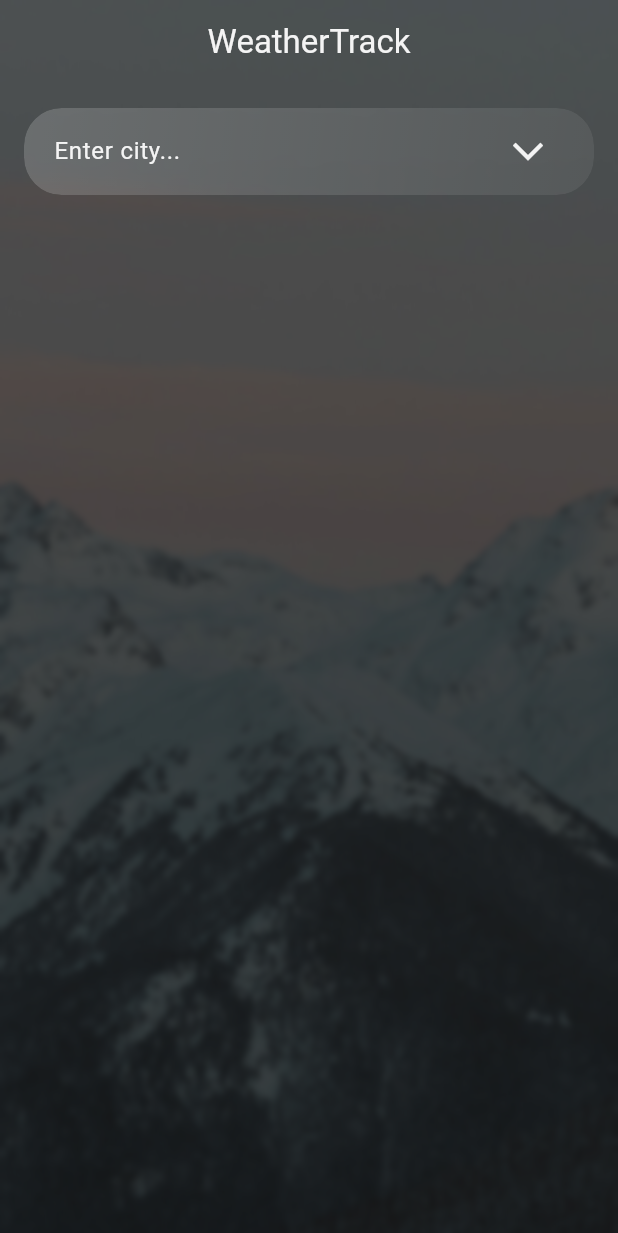
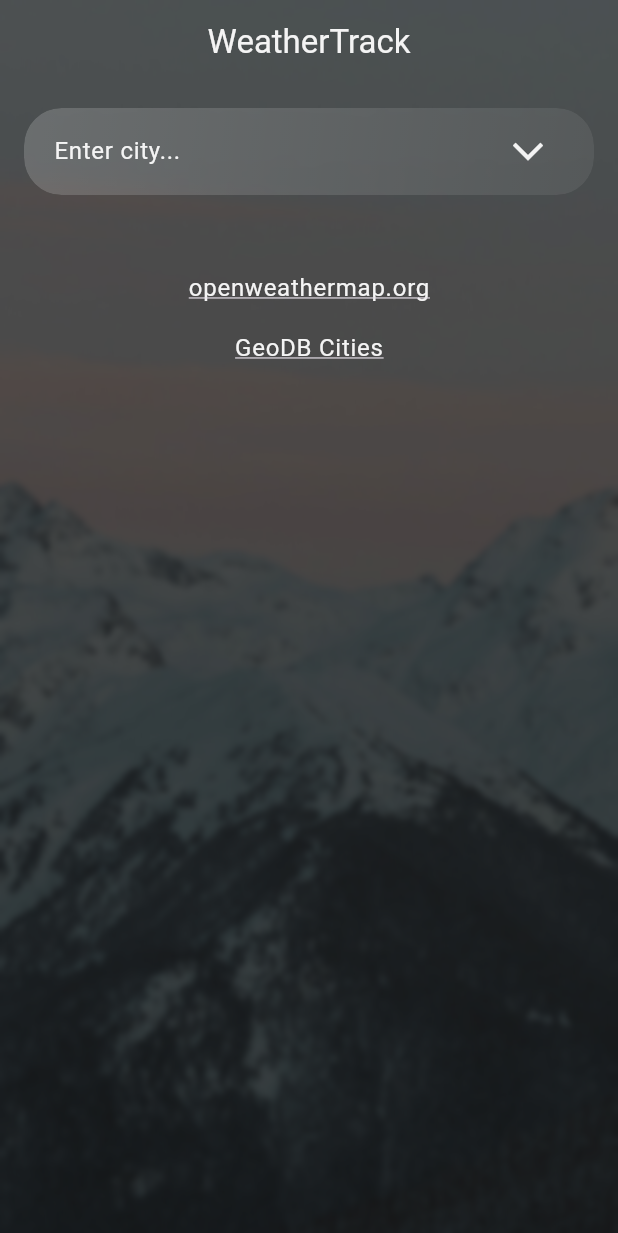
Before and after one commit to yevheniy-hliebov/WeatherTrack-mobile, a Flutter app: the screen it shows after launch, on a phone screen of 412 x 824 dp. Shown: the top 1233 px of the screen. Run offline on Flutter 3.47's test engine with Material 3 defaults, Android fonts, the phone set to English and light mode, and no system bars; our stand-ins replace flutter_dotenv, flutter_svg.

Commit message:
add links to used api

```diff
--- /dev/null
+++ b/lib/widgets/api_links_text.dart
@@ -0,0 +1,49 @@
+import 'package:flutter/material.dart';
+import 'package:url_launcher/url_launcher.dart';
+import 'package:weather_track/utils/constants/constants.dart';
+
+class ApiLinksText extends StatelessWidget {
+  const ApiLinksText({super.key});
+
+  @override
+  Widget build(BuildContext context) {
+    return const Column(
+      children: [
+        Link(
+          label: 'openweathermap.org',
+          url: 'https://openweathermap.org',
+        ),
+        Link(
+          label: 'GeoDB Cities',
+          url: 'https://rapidapi.com/wirefreethought/api/geodb-cities',
+        ),
+      ],
+    );
+  }
+}
+
+class Link extends StatelessWidget {
+  final String label, url;
+
+  const Link({
+    super.key,
+    required this.label,
+    required this.url,
+  });
+
+  @override
+  Widget build(BuildContext context) {
+    return GestureDetector(
+      child: Padding(
+        padding: const EdgeInsets.all(Sizes.xs),
+        child: Text(
+          label,
+          style: Theme.of(context).textTheme.bodyLarge?.copyWith(
+            decoration: TextDecoration.underline,
+          ),
+        ),
+      ),
+      onTap: () => launchUrl(Uri.parse(url)),
+    );
+  }
+}
--- a/lib/widgets/home_page.dart
+++ b/lib/widgets/home_page.dart
@@ -7,6 +7,7 @@ import 'package:weather_track/providers/search_city_provider.dart';
 import 'package:weather_track/providers/weather_provider.dart';
 import 'package:weather_track/styles/system_overlay_style.dart';
 import 'package:weather_track/utils/constants/constants.dart';
+import 'package:weather_track/widgets/api_links_text.dart';
 import 'package:weather_track/widgets/common/common.dart';
 import 'package:weather_track/widgets/search_city_bar.dart';
 import 'package:weather_track/widgets/weather_container.dart';
@@ -54,6 +55,8 @@ class HomePage extends StatelessWidget {
                       child: Column(
                         children: [
                           WeatherContainer(),
+                          SizedBox(height: Sizes.spaceBtwSections),
+                          ApiLinksText(),
                         ],
                       ),
                     ),
--- a/pubspec.yaml
+++ b/pubspec.yaml
@@ -34,6 +34,7 @@ dependencies:
   provider: ^6.1.2
   flutter_dotenv: ^5.1.0
   flutter_svg: ^2.0.10+1
+  url_launcher: ^6.3.0
   intl: ^0.18.0
 
 
```
Also changed, not shown: pubspec.lock.
